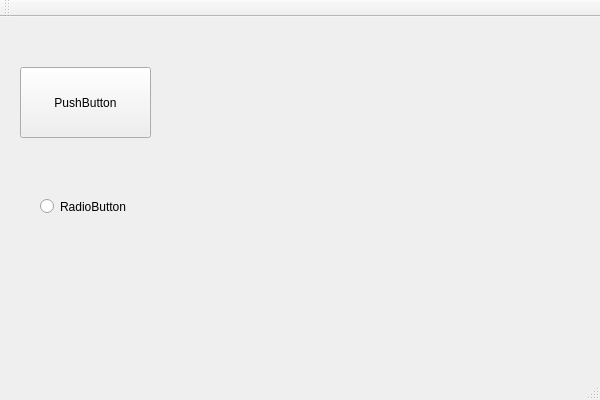
Before: the Qt Designer form ControlsDemo/ControlsDemo.ui in CaiHongkung/QCControls, drawn with Qt 5.
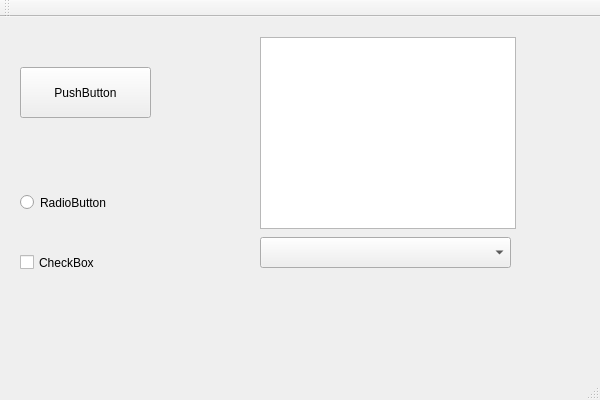
After: the same form once the commit is applied. Custom widgets are drawn as their Qt base class.

Commit message: ratio check listview combo

Diff of the .ui file:
```diff
--- a/ControlsDemo/ControlsDemo.ui
+++ b/ControlsDemo/ControlsDemo.ui
@@ -20,7 +20,7 @@
       <x>20</x>
       <y>50</y>
       <width>131</width>
-      <height>71</height>
+      <height>51</height>
      </rect>
     </property>
     <property name="text">
@@ -30,16 +30,49 @@
    <widget class="QCRatioButton" name="radioButton">
     <property name="geometry">
      <rect>
-      <x>40</x>
-      <y>180</y>
-      <width>115</width>
-      <height>19</height>
+      <x>20</x>
+      <y>170</y>
+      <width>161</width>
+      <height>31</height>
      </rect>
     </property>
     <property name="text">
      <string>RadioButton</string>
     </property>
    </widget>
+   <widget class="QCListView" name="listView">
+    <property name="geometry">
+     <rect>
+      <x>260</x>
+      <y>20</y>
+      <width>256</width>
+      <height>192</height>
+     </rect>
+    </property>
+   </widget>
+   <widget class="QCComboBox" name="comboBox">
+    <property name="geometry">
+     <rect>
+      <x>260</x>
+      <y>220</y>
+      <width>251</width>
+      <height>31</height>
+     </rect>
+    </property>
+   </widget>
+   <widget class="QCCheckBox" name="checkBox">
+    <property name="geometry">
+     <rect>
+      <x>20</x>
+      <y>230</y>
+      <width>121</width>
+      <height>31</height>
+     </rect>
+    </property>
+    <property name="text">
+     <string>CheckBox</string>
+    </property>
+   </widget>
   </widget>
   <widget class="QMenuBar" name="menuBar">
    <property name="geometry">
@@ -73,6 +106,21 @@
    <extends>QRadioButton</extends>
    <header>qcratiobutton.h</header>
   </customwidget>
+  <customwidget>
+   <class>QCListView</class>
+   <extends>QListView</extends>
+   <header>qclistview.h</header>
+  </customwidget>
+  <customwidget>
+   <class>QCComboBox</class>
+   <extends>QComboBox</extends>
+   <header>qccombobox.h</header>
+  </customwidget>
+  <customwidget>
+   <class>QCCheckBox</class>
+   <extends>QCheckBox</extends>
+   <header>qccheckbox.h</header>
+  </customwidget>
  </customwidgets>
  <resources>
   <include location="ControlsDemo.qrc"/>
```
The commit also changes 13 other files.
